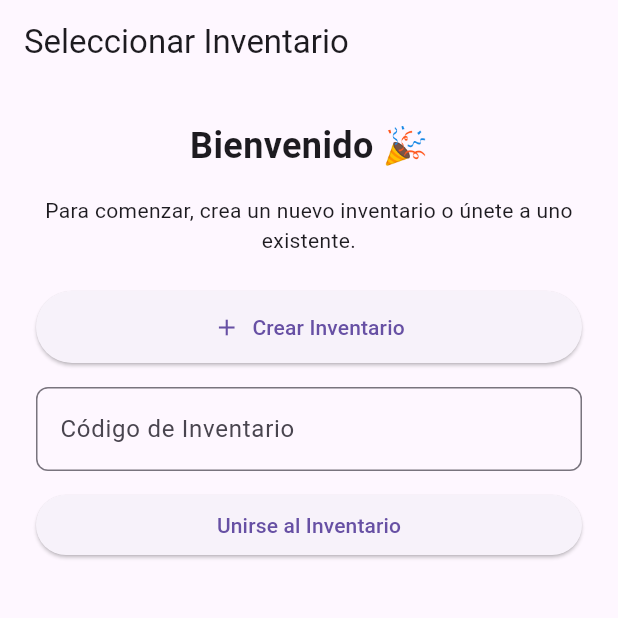
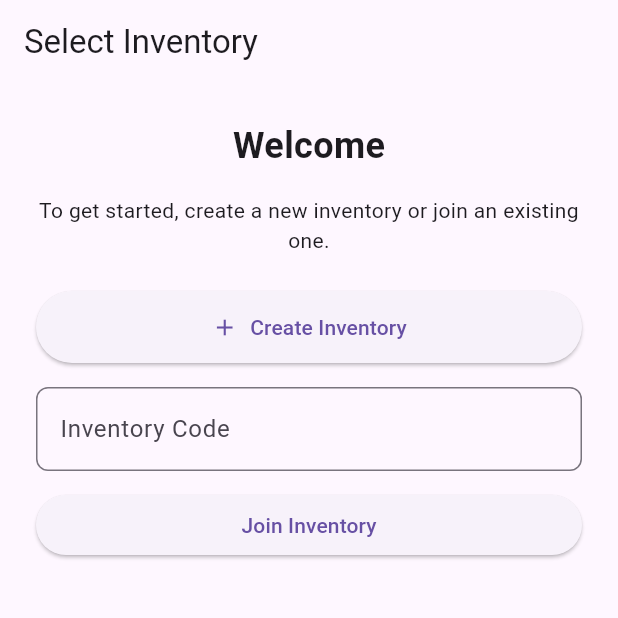
Before and after one commit to camilod529/home_inventory_mobile_frontend, a Flutter app: the InventorySelectionPage screen opened by its route, on a phone screen of 412 x 824 dp, the top half of it. Run offline on Flutter 3.47's test engine with Material 3 defaults, Android fonts, the phone set to English and light mode, and no system bars; our stand-ins replace dartz, dio, equatable, flutter_bloc, get_it, go_router and 2 more; accounts and stored records are empty.

Commit message:
Refactor inventory selection page for English localization and add inventory model and repository structure

```diff
--- /dev/null
+++ b/lib/features/inventory/domain/entities/inventory.dart
@@ -0,0 +1,18 @@
+import 'package:equatable/equatable.dart';
+
+class Inventory extends Equatable {
+  final String id;
+  final String name;
+  final String ownerId;
+  final List<String> members;
+
+  const Inventory({
+    required this.id,
+    required this.name,
+    required this.ownerId,
+    required this.members,
+  });
+
+  @override
+  List<Object?> get props => [id, name, ownerId, members];
+}
--- /dev/null
+++ b/lib/features/inventory/domain/repositories/inventory_repository.dart
@@ -0,0 +1,9 @@
+import 'package:dartz/dartz.dart';
+import '../../../../core/errors/failures.dart';
+import '../entities/inventory.dart';
+
+abstract class InventoryRepository {
+  Future<Either<Failure, List<Inventory>>> getUserInventories();
+  Future<Either<Failure, Inventory>> createInventory(String name);
+  Future<Either<Failure, Inventory>> joinInventory(String code);
+}
--- a/lib/features/inventory/presentation/pages/inventory_selection_page.dart
+++ b/lib/features/inventory/presentation/pages/inventory_selection_page.dart
@@ -9,24 +9,24 @@ class InventorySelectionPage extends StatelessWidget {
   @override
   Widget build(BuildContext context) {
     return Scaffold(
-      appBar: AppBar(title: const Text("Seleccionar Inventario")),
+      appBar: AppBar(title: const Text("Select Inventory")),
       body: Padding(
         padding: const EdgeInsets.all(24.0),
         child: Column(
           mainAxisSize: MainAxisSize.min,
           children: [
             const Text(
-              "Bienvenido 🎉",
+              "Welcome",
               style: TextStyle(fontSize: 24, fontWeight: FontWeight.bold),
             ),
             const SizedBox(height: 16),
             const Text(
-              "Para comenzar, crea un nuevo inventario o únete a uno existente.",
+              "To get started, create a new inventory or join an existing one.",
               textAlign: TextAlign.center,
             ),
             const SizedBox(height: 24),
 
-            // Botón para crear inventario
+            // Button to create inventory
             SizedBox(
               width: double.infinity,
               child: ElevatedButton.icon(
@@ -34,7 +34,7 @@ class InventorySelectionPage extends StatelessWidget {
                   context.go('/create-inventory');
                 },
                 icon: const Icon(Icons.add),
-                label: const Text("Crear Inventario"),
+                label: const Text("Create Inventory"),
                 style: ElevatedButton.styleFrom(
                   padding: const EdgeInsets.symmetric(vertical: 14.0),
                 ),
@@ -42,11 +42,11 @@ class InventorySelectionPage extends StatelessWidget {
             ),
             const SizedBox(height: 16),
 
-            // Campo para unirse a un inventario
+            // Input field to join an inventory
             TextField(
               controller: codeController,
               decoration: InputDecoration(
-                labelText: "Código de Inventario",
+                labelText: "Inventory Code",
                 border: OutlineInputBorder(
                   borderRadius: BorderRadius.circular(8.0),
                 ),
@@ -54,7 +54,7 @@ class InventorySelectionPage extends StatelessWidget {
             ),
             const SizedBox(height: 12),
 
-            // Botón para unirse
+            // Button to join an inventory
             SizedBox(
               width: double.infinity,
               child: ElevatedButton(
@@ -64,7 +64,7 @@ class InventorySelectionPage extends StatelessWidget {
                     context.go('/join-inventory/$code');
                   }
                 },
-                child: const Text("Unirse al Inventario"),
+                child: const Text("Join Inventory"),
               ),
             ),
           ],
--- a/pubspec.yaml
+++ b/pubspec.yaml
@@ -29,6 +29,7 @@ environment:
 # versions available, run `flutter pub outdated`.
 dependencies:
   cupertino_icons: ^1.0.8
+  dartz: ^0.10.1
   dio: ^5.8.0+1
   equatable: ^2.0.7
   flutter:
```
Also changed, not shown: lib/core/errors/failures.dart (added, +12 -0 lines), lib/features/inventory/data/models/inventory_model.dart (added, +23 -0 lines), pubspec.lock.
